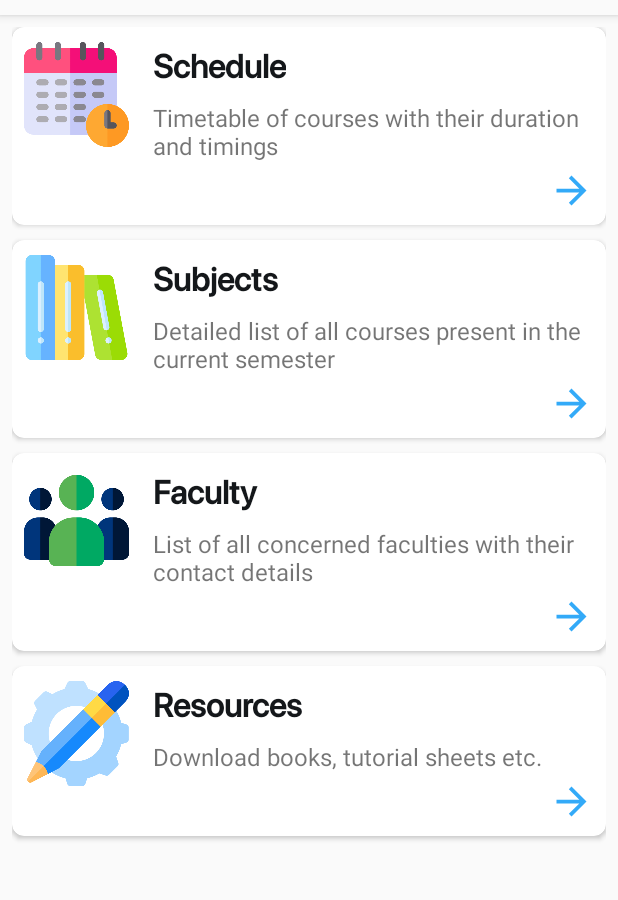
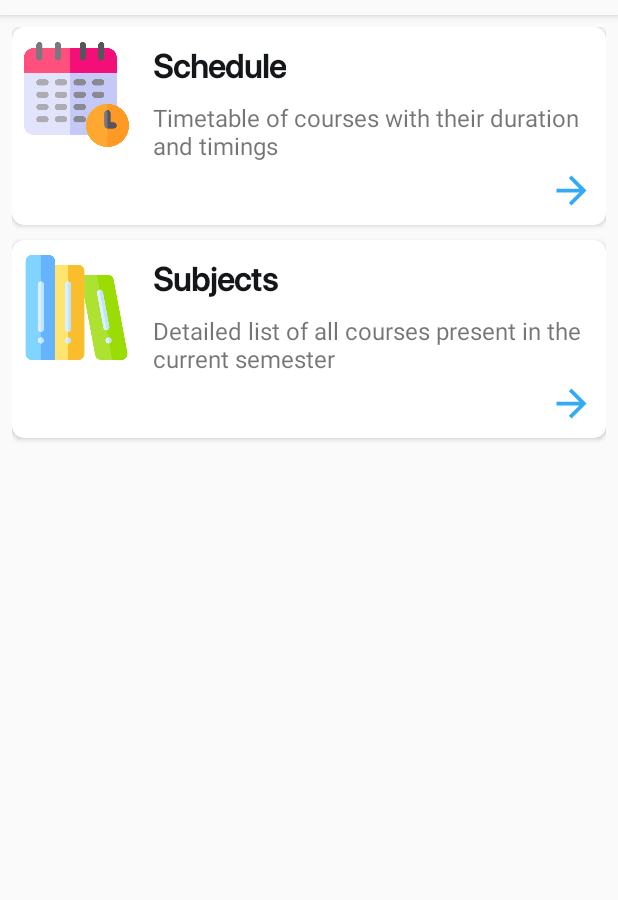
Before and after one commit to sahanmndl/Schema-android, an Android app: the screen it shows after launch (MainActivity), on a phone screen of 412 x 824 dp, the part 69-969 px from its top. Run offline under Robolectric (Android 15) with nearby library versions, the phone set to English and light mode, and no system bars.

Commit message:
Minor Update

```diff
--- a/src/main/java/com/smproductions/schema/MainActivity.java
+++ b/src/main/java/com/smproductions/schema/MainActivity.java
@@ -1,23 +1,22 @@
 package com.smproductions.schema;
 
-import androidx.appcompat.app.AppCompatActivity;
-
+import android.annotation.SuppressLint;
 import android.content.Context;
 import android.content.Intent;
-import android.media.Image;
 import android.os.Bundle;
 import android.view.LayoutInflater;
 import android.view.View;
 import android.view.ViewGroup;
-import android.widget.AdapterView;
 import android.widget.BaseAdapter;
-import android.widget.Button;
 import android.widget.ImageView;
 import android.widget.ListView;
 import android.widget.TextView;
 import android.widget.Toast;
 
+import androidx.appcompat.app.AppCompatActivity;
 import androidx.appcompat.widget.Toolbar;
+
+import java.util.Objects;
 
 public class MainActivity extends AppCompatActivity {
 
@@ -36,14 +35,14 @@ public class MainActivity extends AppCompatActivity {
 
     private void setUpUI()
     {
-        toolbar = (Toolbar) findViewById(R.id.mainToolbar);
-        listView = (ListView) findViewById(R.id.main_listView);
+        toolbar = findViewById(R.id.mainToolbar);
+        listView = findViewById(R.id.main_listView);
     }
 
     private void initToolbar()
     {
         setSupportActionBar(toolbar);
-        getSupportActionBar().setTitle("Schema");
+        Objects.requireNonNull(getSupportActionBar()).setTitle("Schema");
     }
 
     private void setUpListView()
@@ -54,9 +53,7 @@ public class MainActivity extends AppCompatActivity {
         SimpleAdapter simpleAdapter = new SimpleAdapter(this, title, description);
         listView.setAdapter(simpleAdapter);
 
-        listView.setOnItemClickListener(new AdapterView.OnItemClickListener() {
-            @Override
-            public void onItemClick(AdapterView<?> parent, View view, int position, long id) {
+        listView.setOnItemClickListener((parent, view, position, id) -> {
             switch (position)
             {
                 case 0: {
@@ -78,16 +75,15 @@ public class MainActivity extends AppCompatActivity {
                     break;
                 }
             }
-            }
         });
     }
 
-    public class SimpleAdapter extends BaseAdapter {
+    public static class SimpleAdapter extends BaseAdapter {
 
         private Context mContext;
-        private LayoutInflater layoutInflater;
+        private final LayoutInflater layoutInflater;
         private TextView title, description;
-        private String[] titleArray;
+        private final String[] titleArray;
         private String[] descriptionArray;
         private ImageView imageView, click;
 
@@ -113,6 +109,7 @@ public class MainActivity extends AppCompatActivity {
             return position;
         }
 
+        @SuppressLint("InflateParams")
         @Override
         public View getView(int position, View convertView, ViewGroup parent) {
             if (convertView == null)
@@ -120,10 +117,10 @@ public class MainActivity extends AppCompatActivity {
                 convertView = layoutInflater.inflate(R.layout.main_item_layout, null);
             }
 
-            title = (TextView)convertView.findViewById(R.id.mainItem_title);
-            description = (TextView)convertView.findViewById(R.id.mainItem_description);
-            imageView = (ImageView)convertView.findViewById(R.id.mainItem_imageView);
-            click = (ImageView)convertView.findViewById(R.id.mainItem_btnClick);
+            title = convertView.findViewById(R.id.mainItem_title);
+            description = convertView.findViewById(R.id.mainItem_description);
+            imageView = convertView.findViewById(R.id.mainItem_imageView);
+            click = convertView.findViewById(R.id.mainItem_btnClick);
 
             title.setText(titleArray[position]);
             description.setText(descriptionArray[position]);
--- a/src/main/res/values-night/strings.xml
+++ b/src/main/res/values-night/strings.xml
@@ -2,6 +2,8 @@
     <string name="app_name">Schema</string>
     <string name="reference_books">Reference Books</string>
     <string name="schema_v1_1">Schema v1.1</string>
+    <string name="made_by_sahan_mondal">MADE BY SAHAN MONDAL</string>
+    <string name="todo">TODO</string>
 
 
     //Contents of the app starts from here
@@ -9,15 +11,11 @@
     <string-array name="Main">
         <item> Schedule </item>
         <item> Subjects </item>
-        <item> Faculty </item>
-        <item> Resources </item>
     </string-array>
 
     <string-array name="Description">
         <item> Timetable of courses with their duration and timings </item>
         <item> Detailed list of all courses present in the current semester </item>
-        <item> List of all concerned faculties with their contact details </item>
-        <item> Download books, tutorial sheets etc. </item>
     </string-array>
 
     <string-array name="Week">
--- a/src/main/res/values/strings.xml
+++ b/src/main/res/values/strings.xml
@@ -2,6 +2,8 @@
     <string name="app_name">Schema</string>
     <string name="reference_books">Reference Books</string>
     <string name="schema_v1_1">Schema v1.1</string>
+    <string name="made_by_sahan_mondal">MADE BY SAHAN MONDAL</string>
+    <string name="todo">TODO</string>
 
 
     //Contents of the app starts from here
@@ -9,15 +11,11 @@
     <string-array name="Main">
         <item> Schedule </item>
         <item> Subjects </item>
-        <item> Faculty </item>
-        <item> Resources </item>
     </string-array>
 
     <string-array name="Description">
         <item> Timetable of courses with their duration and timings </item>
         <item> Detailed list of all courses present in the current semester </item>
-        <item> List of all concerned faculties with their contact details </item>
-        <item> Download books, tutorial sheets etc. </item>
     </string-array>
 
     <string-array name="Week">
```
Also changed, not shown: src/main/res/layout/activity_splash.xml (+18 -4 lines). Lines whose indentation alone changed are shown as unchanged.
